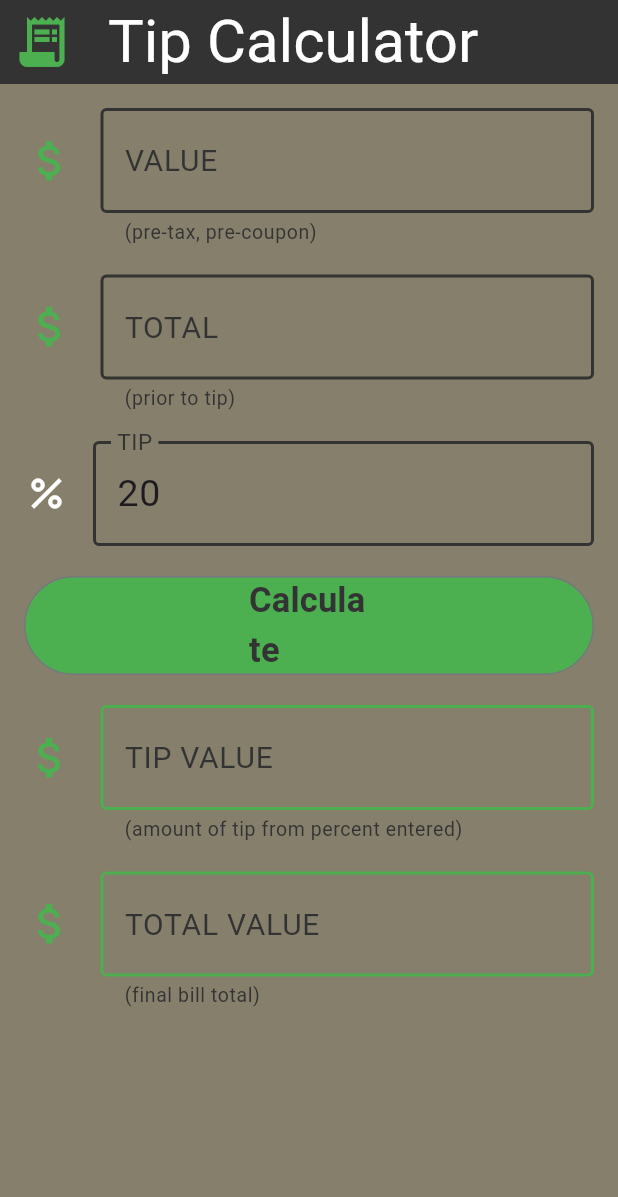
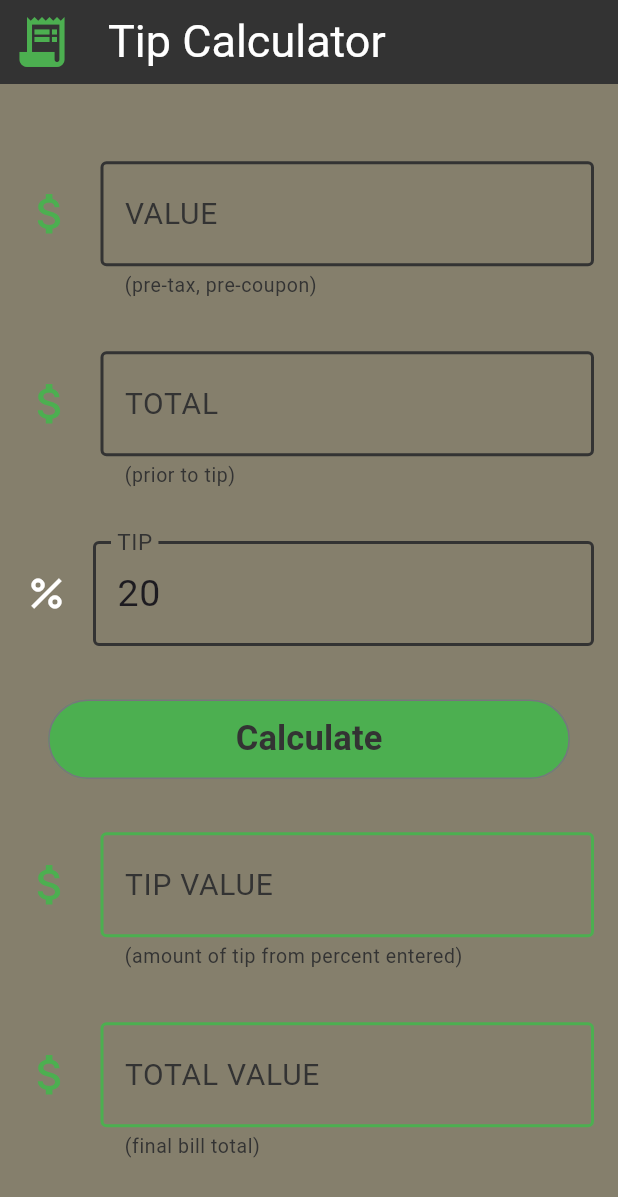
Before and after one commit to ECMessina/tip_calc, a Flutter app: the screen it shows after launch, on a phone screen of 412 x 824 dp. Shown: the top 1197 px of the screen. Run offline on Flutter 3.47's test engine with Material 3 defaults, Android fonts, the phone set to English and light mode, and no system bars; our stand-ins replace google_fonts; Roboto replaces fonts that are missing (Satisfy, Sriracha).

Commit message:
Altered design to accommodate various sized screens

```diff
--- a/lib/calculate_button.dart
+++ b/lib/calculate_button.dart
@@ -13,8 +13,10 @@ class CalculateButton extends StatelessWidget {
       style: ButtonStyle(
         padding: MaterialStateProperty.all<EdgeInsets>(
           const EdgeInsets.only(
-            right: 150,
-            left: 150,
+            top: 10,
+            bottom: 10,
+            right: 125,
+            left: 125,
           ),
         ),
         backgroundColor: MaterialStateProperty.all(kMainGreen),
--- a/lib/data_screen.dart
+++ b/lib/data_screen.dart
@@ -1,4 +1,5 @@
 import 'package:flutter/material.dart';
+import 'package:flutter/widgets.dart';
 import 'package:tip_calc/calculate_button.dart';
 import 'package:tip_calc/amount_selector.dart';
 import 'package:tip_calc/output_amount.dart';
@@ -121,6 +122,7 @@ class _DataScreenState extends State<DataScreen> {
     return Padding(
       padding: const EdgeInsets.all(16.0),
       child: Column(
+        mainAxisAlignment: MainAxisAlignment.spaceEvenly,
         children: [
           AmountSelector(
             label: 'VALUE',
@@ -128,39 +130,24 @@ class _DataScreenState extends State<DataScreen> {
             controller: valueController,
             errorText: validate ? valueErrorText : null,
           ),
-          const SizedBox(
-            height: 20,
-          ),
           AmountSelector(
             label: 'TOTAL',
             helper: '(prior to tip)',
             controller: totalController,
             errorText: validate ? totalErrorText : null,
           ),
-          const SizedBox(
-            height: 20,
-          ),
           PercentSelector(
             label: 'TIP',
             controller: tipPercentageController,
             errorText: validate ? tipPercentErrorText : null,
           ),
-          const SizedBox(
-            height: 20,
-          ),
           CalculateButton(
             onPressed: tipCalc,
-          ),
-          const SizedBox(
-            height: 20,
           ),
           OutputAmount(
             label: 'TIP VALUE',
             helper: '(amount of tip from percent entered)',
             controller: tipValueController,
-          ),
-          const SizedBox(
-            height: 20,
           ),
           OutputAmount(
             label: 'TOTAL VALUE',
--- a/lib/main.dart
+++ b/lib/main.dart
@@ -24,7 +24,7 @@ class MainApp extends StatelessWidget {
           title: Text(
             'Tip Calculator',
             style: GoogleFonts.satisfy(
-              fontSize: 40,
+              fontSize: 30,
               color: Colors.white,
             ),
           ),
```
